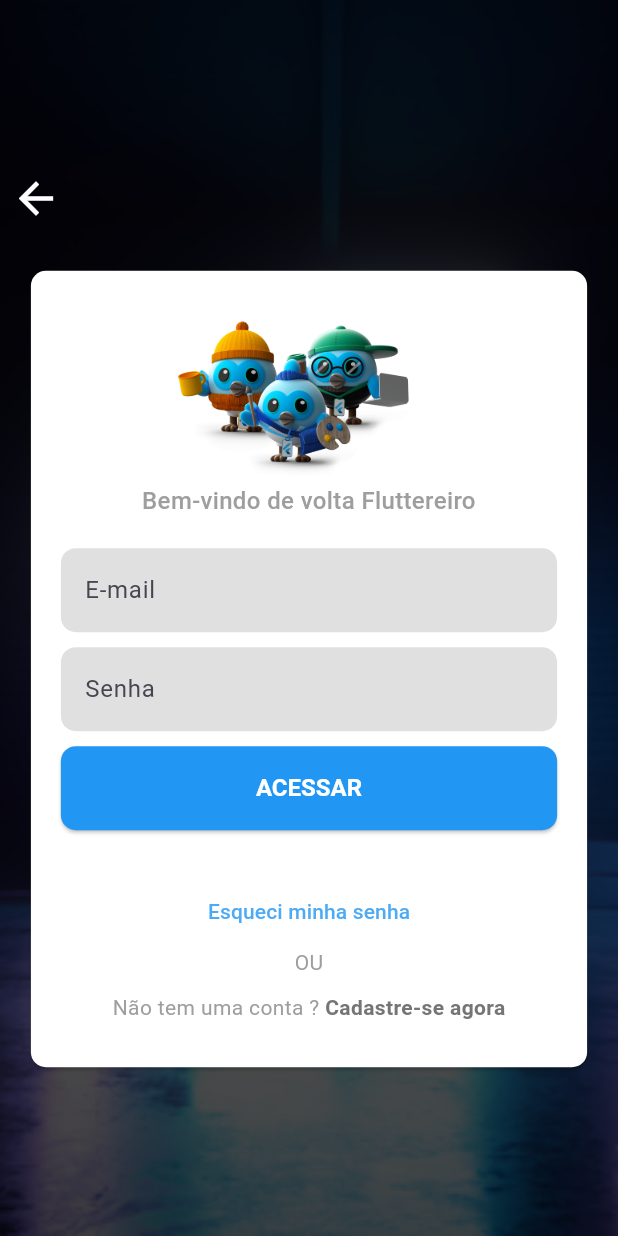
After one commit to LuizFelipeOC/flutter-events, a Flutter app: the LoginPage screen opened directly, on a phone screen of 412 x 824 dp. The commit adds this screen. Run offline on Flutter 3.47's test engine with Material 3 defaults, Android fonts, the phone set to English and light mode, and no system bars.

Commit message:
feat: :sparkles: finished login page

```diff
--- /dev/null
+++ b/lib/app/features/login/views/login_page.dart
@@ -0,0 +1,82 @@
+import 'package:flutter/material.dart';
+import 'package:flutter/services.dart';
+
+import '../../../core/constants/app_images.dart';
+import 'widgets/bottom_form.dart';
+import 'widgets/header_form.dart';
+import 'widgets/login_form.dart';
+
+class LoginPage extends StatefulWidget {
+  const LoginPage({super.key});
+
+  @override
+  State<LoginPage> createState() => _LoginPageState();
+}
+
+class _LoginPageState extends State<LoginPage> {
+  @override
+  Widget build(BuildContext context) {
+    return Scaffold(
+      body: AnnotatedRegion<SystemUiOverlayStyle>(
+        value: SystemUiOverlayStyle.light,
+        child: Container(
+          height: MediaQuery.of(context).size.height,
+          width: MediaQuery.of(context).size.height,
+          decoration: BoxDecoration(
+            image: DecorationImage(
+              fit: BoxFit.cover,
+              colorFilter: ColorFilter.mode(
+                Colors.black.withOpacity(0.7),
+                BlendMode.colorBurn,
+              ),
+              image: AssetImage(
+                AppImages.mockCard,
+              ),
+            ),
+          ),
+          child: Container(
+            alignment: Alignment.center,
+            child: Column(
+              mainAxisSize: MainAxisSize.min,
+              crossAxisAlignment: CrossAxisAlignment.start,
+              children: [
+                IconButton(
+                  constraints: const BoxConstraints(),
+                  padding: EdgeInsets.zero,
+                  onPressed: () => Navigator.pop(context),
+                  icon: const Icon(
+                    Icons.arrow_back,
+                    size: 34,
+                    color: Colors.white,
+                  ),
+                ),
+                const SizedBox(height: 20),
+                Center(
+                  child: SingleChildScrollView(
+                    physics: const BouncingScrollPhysics(),
+                    child: Card(
+                      child: Container(
+                        padding: const EdgeInsets.symmetric(vertical: 30, horizontal: 20),
+                        width: MediaQuery.of(context).size.width * .90,
+                        child: const Column(
+                          mainAxisSize: MainAxisSize.min,
+                          children: [
+                            HeaderForm(),
+                            SizedBox(height: 20),
+                            LoginForm(),
+                            SizedBox(height: 30),
+                            BottomForm(),
+                          ],
+                        ),
+                      ),
+                    ),
+                  ),
+                ),
+              ],
+            ),
+          ),
+        ),
+      ),
+    );
+  }
+}
--- /dev/null
+++ b/lib/app/features/login/views/widgets/bottom_form.dart
@@ -0,0 +1,46 @@
+import 'package:flutter/material.dart';
+
+class BottomForm extends StatelessWidget {
+  const BottomForm({
+    super.key,
+  });
+
+  @override
+  Widget build(BuildContext context) {
+    return Column(
+      children: [
+        TextButton(
+          onPressed: () => {},
+          child: const Text('Esqueci minha senha'),
+        ),
+        Text(
+          'OU',
+          style: TextStyle(
+            color: Colors.grey.shade500,
+            fontWeight: FontWeight.w400,
+          ),
+        ),
+        const SizedBox(height: 10),
+        Text.rich(
+          TextSpan(
+            text: 'Não tem uma conta ? ',
+            style: TextStyle(
+              color: Colors.grey.shade500,
+              fontWeight: FontWeight.w400,
+            ),
+            children: [
+              TextSpan(
+                text: 'Cadastre-se agora',
+                style: TextStyle(
+                  color: Colors.grey.shade600,
+                  fontSize: 14,
+                  fontWeight: FontWeight.bold,
+                ),
+              ),
+            ],
+          ),
+        )
+      ],
+    );
+  }
+}
--- /dev/null
+++ b/lib/app/features/login/views/widgets/header_form.dart
@@ -0,0 +1,31 @@
+import 'package:flutter/material.dart';
+
+import '../../../../core/constants/app_images.dart';
+
+class HeaderForm extends StatelessWidget {
+  const HeaderForm({
+    super.key,
+  });
+
+  @override
+  Widget build(BuildContext context) {
+    return Column(
+      children: [
+        Image.asset(
+          AppImages.dashStars,
+          width: MediaQuery.of(context).size.width * .45,
+        ),
+        const SizedBox(height: 5),
+        Text(
+          'Bem-vindo de volta Fluttereiro',
+          style: TextStyle(
+            fontSize: 16,
+            color: Colors.grey.shade500,
+            fontWeight: FontWeight.w500,
+          ),
+          textAlign: TextAlign.center,
+        ),
+      ],
+    );
+  }
+}
--- /dev/null
+++ b/lib/app/features/login/views/widgets/login_form.dart
@@ -0,0 +1,40 @@
+import 'package:flutter/material.dart';
+
+class LoginForm extends StatelessWidget {
+  const LoginForm({
+    super.key,
+  });
+
+  @override
+  Widget build(BuildContext context) {
+    return Form(
+      child: Column(
+        mainAxisSize: MainAxisSize.min,
+        children: [
+          TextFormField(
+            keyboardType: TextInputType.emailAddress,
+            decoration: const InputDecoration(
+              hintText: 'E-mail',
+            ),
+          ),
+          const SizedBox(height: 10),
+          TextFormField(
+            obscureText: true,
+            decoration: const InputDecoration(
+              hintText: 'Senha',
+            ),
+          ),
+          const SizedBox(height: 10),
+          SizedBox(
+            width: MediaQuery.of(context).size.width,
+            height: 56,
+            child: ElevatedButton(
+              onPressed: () {},
+              child: const Text('ACESSAR'),
+            ),
+          ),
+        ],
+      ),
+    );
+  }
+}
--- a/lib/app/my_app.dart
+++ b/lib/app/my_app.dart
@@ -1,5 +1,6 @@
 import 'package:flutter/material.dart';
 
+import 'core/themes/ligth_theme.dart';
 import 'features/splash/view/splash_page.dart';
 
 class MyApp extends StatelessWidget {
@@ -7,10 +8,11 @@ class MyApp extends StatelessWidget {
 
   @override
   Widget build(BuildContext context) {
-    return const MaterialApp(
+    return MaterialApp(
       debugShowCheckedModeBanner: false,
+      theme: LightTheme.theme,
       title: 'Flutter Events',
-      home: SplashPage(),
+      home: const SplashPage(),
     );
   }
 }
```
Also changed, not shown: lib/app/core/themes/ligth_theme.dart (added, +76 -0 lines), lib/app/features/home/views/home_page.dart (+14 -1 lines), lib/app/features/home/views/widgets/home_app_bar.dart (+6 -1 lines).
